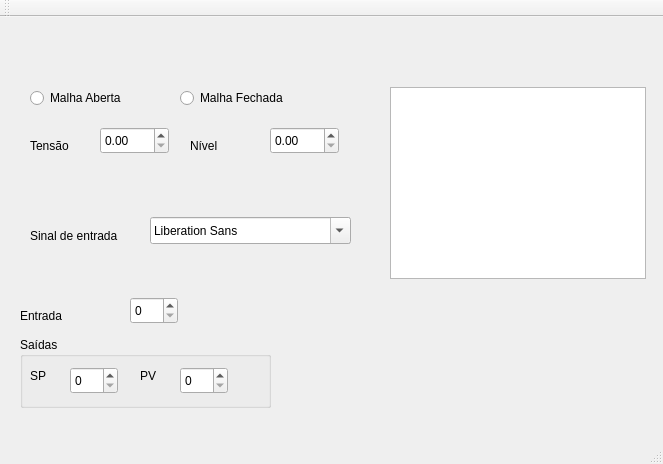
marciojunior159/Projects, file LabControle1/mainwindow.ui: the form before one commit.
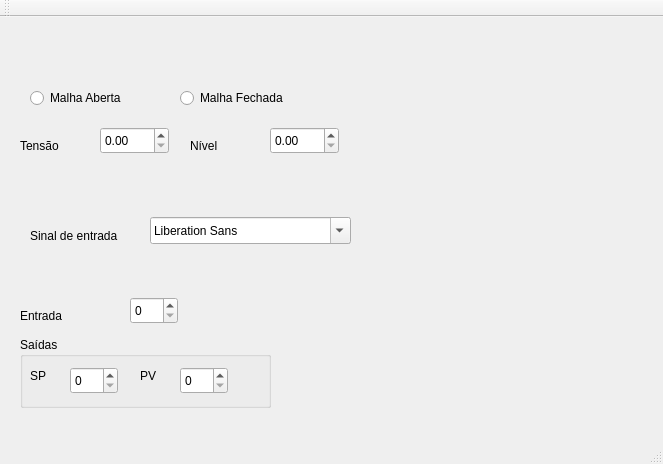
The form after the commit. Custom widgets are drawn as their Qt base class.

What changed in the file:
```diff
--- a/LabControle1/mainwindow.ui
+++ b/LabControle1/mainwindow.ui
@@ -53,7 +53,7 @@
    <widget class="QLabel" name="label">
     <property name="geometry">
      <rect>
-      <x>30</x>
+      <x>20</x>
       <y>120</y>
       <width>67</width>
       <height>17</height>
@@ -191,13 +191,13 @@
      </property>
     </widget>
    </widget>
-   <widget class="QGraphicsView" name="graphicsView">
+   <widget class="QCustomPlot" name="customPlot" native="true">
     <property name="geometry">
      <rect>
-      <x>390</x>
-      <y>70</y>
-      <width>256</width>
-      <height>192</height>
+      <x>370</x>
+      <y>150</y>
+      <width>251</width>
+      <height>181</height>
      </rect>
     </property>
    </widget>
@@ -223,6 +223,14 @@
   <widget class="QStatusBar" name="statusBar"/>
  </widget>
  <layoutdefault spacing="6" margin="11"/>
+ <customwidgets>
+  <customwidget>
+   <class>QCustomPlot</class>
+   <extends>QWidget</extends>
+   <header>qcustomplot.h</header>
+   <container>1</container>
+  </customwidget>
+ </customwidgets>
  <resources/>
  <connections/>
 </ui>
```
